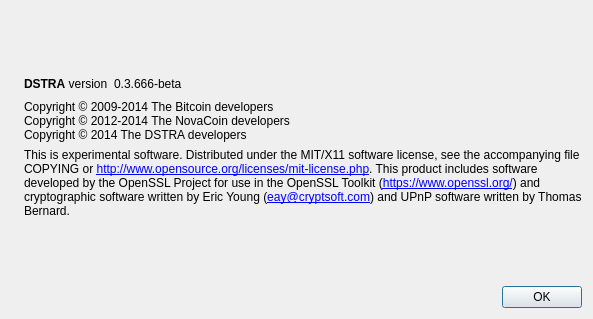
Above: src/qt/forms/aboutdialog.ui from HansF/dstra before the change. Below: the same form after it.
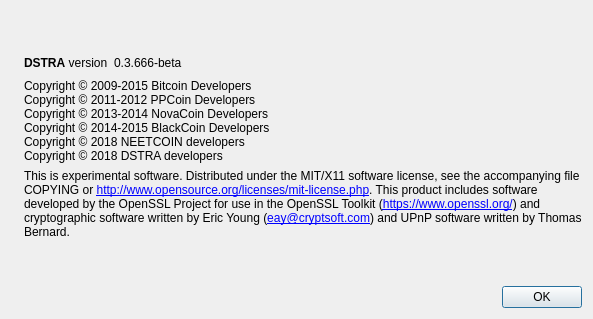
That is the form after the change. Icons and pictures are not drawn.

Patch:
```diff
--- a/src/qt/forms/aboutdialog.ui
+++ b/src/qt/forms/aboutdialog.ui
@@ -91,9 +91,12 @@
         <cursorShape>IBeamCursor</cursorShape>
        </property>
        <property name="text">
-        <string>Copyright © 2009-2014 The Bitcoin developers
-Copyright © 2012-2014 The NovaCoin developers
-Copyright © 2014 The DSTRA developers</string>
+        <string>Copyright © 2009-2015 Bitcoin Developers
+Copyright © 2011-2012 PPCoin Developers
+Copyright © 2013-2014 NovaCoin Developers
+Copyright © 2014-2015 BlackCoin Developers
+Copyright © 2018 NEETCOIN developers
+Copyright © 2018 DSTRA developers</string>
        </property>
        <property name="textInteractionFlags">
         <set>Qt::LinksAccessibleByMouse|Qt::TextSelectableByKeyboard|Qt::TextSelectableByMouse</set>
```
